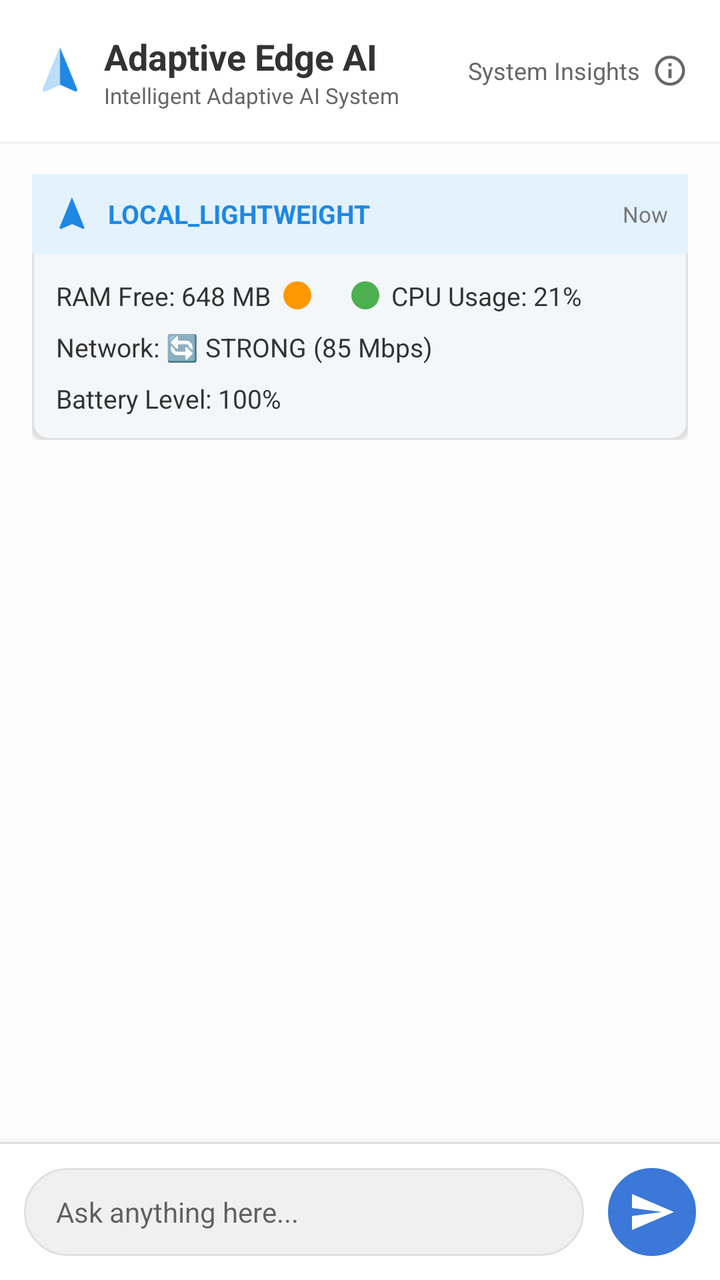
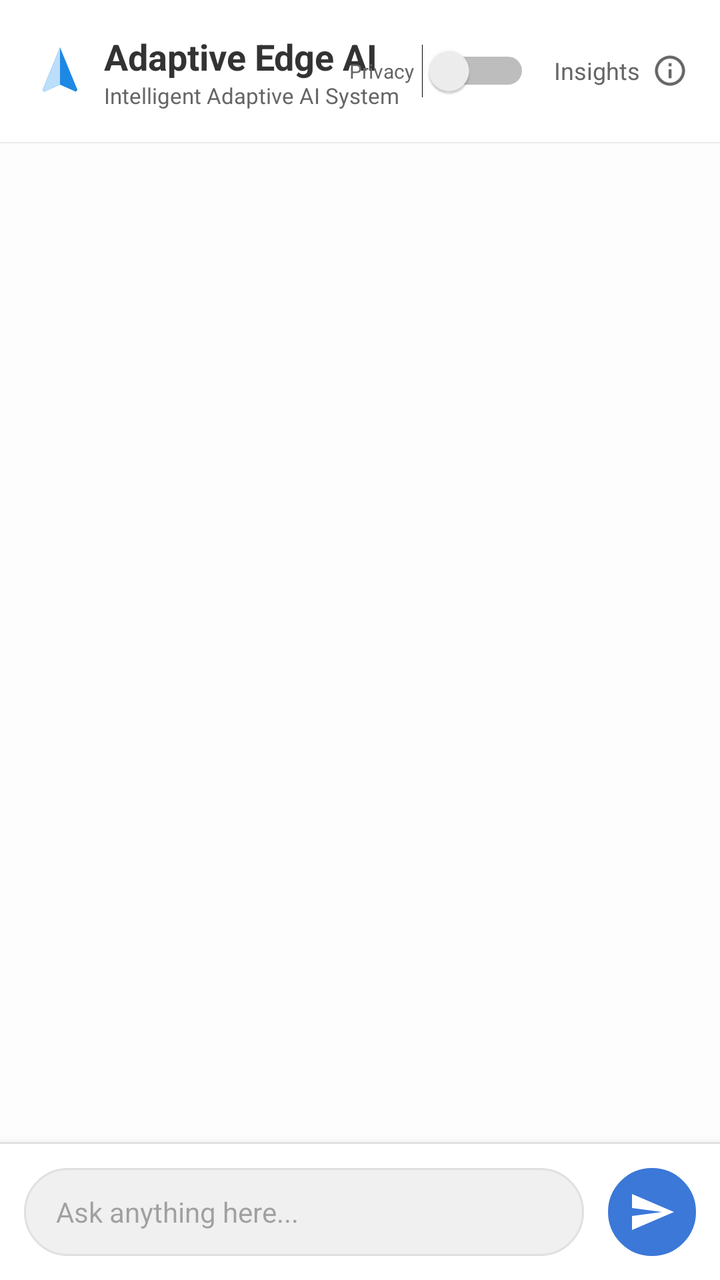

Before-and-after screenshots of an Android layout around one commit, followed by the original layout XML and the change that was made.
<!-- AndroidManifest.xml: application theme Theme.AppCompat.Light.NoActionBar -->
<!-- res/layout/activity_main.xml -->
<?xml version="1.0" encoding="utf-8"?>
<RelativeLayout xmlns:android="http://schemas.android.com/apk/res/android"
    xmlns:app="http://schemas.android.com/apk/res-auto"
    android:layout_width="match_parent"
    android:layout_height="match_parent"
    android:background="#FDFDFD">

    
    <RelativeLayout
        android:id="@+id/header"
        android:layout_width="match_parent"
        android:layout_height="wrap_content"
        android:background="@color/white"
        android:padding="16dp"
        android:elevation="1dp">

        <LinearLayout
            android:layout_width="wrap_content"
            android:layout_height="wrap_content"
            android:orientation="horizontal"
            android:gravity="center_vertical">

            <ImageView
                android:layout_width="28dp"
                android:layout_height="28dp"
                android:src="@drawable/ic_app_logo"
                android:layout_marginEnd="8dp"/>

            <LinearLayout
                android:layout_width="wrap_content"
                android:layout_height="wrap_content"
                android:orientation="vertical">
                <TextView
                    android:layout_width="wrap_content"
                    android:layout_height="wrap_content"
                    android:text="Adaptive Edge AI"
                    android:textColor="#333333"
                    android:textSize="18sp"
                    android:textStyle="bold" />
                <TextView
                    android:layout_width="wrap_content"
                    android:layout_height="wrap_content"
                    android:text="Intelligent Adaptive AI System"
                    android:textColor="#666666"
                    android:textSize="11sp" />
            </LinearLayout>
        </LinearLayout>

        <LinearLayout
            android:id="@+id/insightsToggle"
            android:layout_width="wrap_content"
            android:layout_height="wrap_content"
            android:layout_alignParentEnd="true"
            android:layout_centerVertical="true"
            android:orientation="horizontal"
            android:gravity="center_vertical"
            android:clickable="true"
            android:focusable="true"
            android:background="?attr/selectableItemBackground">
            <TextView
                android:id="@+id/insightsToggleText"
                android:layout_width="wrap_content"
                android:layout_height="wrap_content"
                android:text="System Insights"
                android:textSize="12sp"
                android:textColor="#666666"
                android:layout_marginEnd="6dp"/>
            <ImageView
                android:id="@+id/insightsInfoIcon"
                android:layout_width="18dp"
                android:layout_height="18dp"
                android:src="@drawable/ic_ai_small"
                app:tint="#666666" />
        </LinearLayout>
    </RelativeLayout>

    
    <LinearLayout
        android:id="@+id/insightsContainer"
        android:layout_width="match_parent"
        android:layout_height="wrap_content"
        android:layout_below="@id/header"
        android:orientation="vertical"
        android:padding="16dp"
        android:visibility="visible">

        <LinearLayout
            android:layout_width="match_parent"
            android:layout_height="wrap_content"
            android:background="@drawable/card_insights"
            android:orientation="vertical"
            android:elevation="2dp">

            <RelativeLayout
                android:layout_width="match_parent"
                android:layout_height="wrap_content"
                android:background="#E3F2FD"
                android:padding="10dp">
                <ImageView
                    android:layout_width="20dp"
                    android:layout_height="20dp"
                    android:src="@drawable/ic_app_logo"
                    app:tint="@color/accent_blue" />
                <TextView
                    android:id="@+id/insightModeText"
                    android:layout_width="wrap_content"
                    android:layout_height="wrap_content"
                    android:layout_marginStart="28dp"
                    android:layout_centerVertical="true"
                    android:text="LOCAL_LIGHTWEIGHT"
                    android:textColor="@color/accent_blue"
                    android:textStyle="bold"
                    android:textSize="13sp" />
                <TextView
                    android:layout_width="wrap_content"
                    android:layout_height="wrap_content"
                    android:layout_alignParentEnd="true"
                    android:layout_centerVertical="true"
                    android:text="Now"
                    android:textColor="#777777"
                    android:textSize="11sp" />
            </RelativeLayout>

            <LinearLayout
                android:layout_width="match_parent"
                android:layout_height="wrap_content"
                android:orientation="vertical"
                android:padding="12dp">

                <LinearLayout
                    android:layout_width="match_parent"
                    android:layout_height="wrap_content"
                    android:orientation="horizontal"
                    android:gravity="center_vertical">
                    <TextView
                        android:id="@+id/ramLabel"
                        android:layout_width="wrap_content"
                        android:layout_height="wrap_content"
                        android:text="RAM Free: 648 MB"
                        android:textColor="#333333"
                        android:textSize="13sp" />
                    <ImageView
                        android:id="@+id/ramIndicator"
                        android:layout_width="14dp"
                        android:layout_height="14dp"
                        android:layout_marginStart="6dp"
                        android:src="@drawable/dot_orange" />

                    <View android:layout_width="20dp" android:layout_height="1dp" />

                    <ImageView
                        android:id="@+id/cpuIndicator"
                        android:layout_width="14dp"
                        android:layout_height="14dp"
                        android:layout_marginEnd="6dp"
                        android:src="@drawable/dot_green" />
                    <TextView
                        android:id="@+id/cpuLabel"
                        android:layout_width="wrap_content"
                        android:layout_height="wrap_content"
                        android:text="CPU Usage: 21%"
                        android:textColor="#333333"
                        android:textSize="13sp" />
                </LinearLayout>

                <TextView
                    android:id="@+id/networkLabel"
                    android:layout_width="wrap_content"
                    android:layout_height="wrap_content"
                    android:layout_marginTop="8dp"
                    android:text="Network: 🔄 STRONG (85 Mbps)"
                    android:textColor="#333333"
                    android:textSize="13sp" />

                <TextView
                    android:id="@+id/batteryLabel"
                    android:layout_width="wrap_content"
                    android:layout_height="wrap_content"
                    android:layout_marginTop="8dp"
                    android:text="Battery Level: 100%"
                    android:textColor="#333333"
                    android:textSize="13sp" />
            </LinearLayout>
        </LinearLayout>
    </LinearLayout>

    
    <ScrollView
        android:id="@+id/chatScrollView"
        android:layout_width="match_parent"
        android:layout_height="match_parent"
        android:layout_below="@id/insightsContainer"
        android:layout_above="@+id/inputArea"
        android:clipToPadding="false"
        android:padding="16dp">

        <LinearLayout
            android:id="@+id/chatContainer"
            android:layout_width="match_parent"
            android:layout_height="wrap_content"
            android:orientation="vertical">

            
            <LinearLayout
                android:id="@+id/thinkingIndicator"
                android:layout_width="wrap_content"
                android:layout_height="wrap_content"
                android:background="@drawable/bubble_ai"
                android:padding="12dp"
                android:visibility="gone"
                android:layout_marginBottom="16dp">
                <TextView
                    android:id="@+id/thinkingText"
                    android:layout_width="wrap_content"
                    android:layout_height="wrap_content"
                    android:text="Thinking..."
                    android:textColor="#666666"
                    android:textSize="14sp" />
            </LinearLayout>
        </LinearLayout>
    </ScrollView>

    
    <LinearLayout
        android:id="@+id/inputArea"
        android:layout_width="match_parent"
        android:layout_height="wrap_content"
        android:layout_alignParentBottom="true"
        android:background="@color/white"
        android:orientation="vertical"
        android:elevation="8dp">

        <View android:layout_width="match_parent" android:layout_height="1dp" android:background="#E0E0E0" />

        <LinearLayout
            android:layout_width="match_parent"
            android:layout_height="wrap_content"
            android:padding="12dp"
            android:orientation="horizontal"
            android:gravity="center_vertical">
            <EditText
                android:id="@+id/messageInput"
                android:layout_width="0dp"
                android:layout_height="44dp"
                android:layout_weight="1"
                android:background="@drawable/input_bg"
                android:hint="Ask anything here..."
                android:paddingStart="16dp"
                android:paddingEnd="16dp"
                android:textSize="14sp"
                android:inputType="textShortMessage" />

            <ImageButton
                android:id="@+id/sendButton"
                android:layout_width="44dp"
                android:layout_height="44dp"
                android:layout_marginStart="12dp"
                android:background="@drawable/input_bg"
                android:backgroundTint="@color/btn_blue"
                android:src="@drawable/ic_send"
                app:tint="@color/white" />
        </LinearLayout>
    </LinearLayout>

</RelativeLayout>
<!-- resources referenced by this layout -->
<resources>
  <color name="accent_blue">#1E88E5</color>
  <color name="btn_blue">#3B78D8</color>
  <color name="white">#FFFFFFFF</color>
  <!-- drawable bubble_ai (drawable) -->
  <?xml version="1.0" encoding="utf-8"?>
  <shape xmlns:android="http://schemas.android.com/apk/res/android">
      <solid android:color="@color/white" />
      <stroke android:width="1dp" android:color="@color/bubble_border" />
      <corners
          android:topLeftRadius="16dp"
          android:topRightRadius="16dp"
          android:bottomLeftRadius="4dp"
          android:bottomRightRadius="16dp" />
  </shape>
  <!-- drawable card_insights (drawable) -->
  <?xml version="1.0" encoding="utf-8"?>
  <shape xmlns:android="http://schemas.android.com/apk/res/android">
      <solid android:color="@color/insights_bg" />
      <stroke android:width="1dp" android:color="@color/bubble_border" />
      <corners android:radius="8dp" />
  </shape>
  <!-- drawable dot_green (drawable) -->
  <?xml version="1.0" encoding="utf-8"?>
  <shape xmlns:android="http://schemas.android.com/apk/res/android"
      android:shape="oval">
      <solid android:color="@color/status_green" />
      <size android:width="12dp" android:height="12dp" />
  </shape>
  <!-- drawable dot_orange (drawable) -->
  <?xml version="1.0" encoding="utf-8"?>
  <shape xmlns:android="http://schemas.android.com/apk/res/android"
      android:shape="oval">
      <solid android:color="@color/status_orange" />
      <size android:width="12dp" android:height="12dp" />
  </shape>
  <!-- drawable ic_ai_small (drawable) -->
  <?xml version="1.0" encoding="utf-8"?>
  <vector xmlns:android="http://schemas.android.com/apk/res/android"
      android:width="24dp"
      android:height="24dp"
      android:viewportWidth="24"
      android:viewportHeight="24">
      <path
          android:fillColor="#1E88E5"
          android:pathData="M12,2C6.48,2 2,6.48 2,12s4.48,10 10,10 10,-4.48 10,-10S17.52,2 12,2zM12,20c-4.41,0 -8,-3.59 -8,-8s3.59,-8 8,-8 8,3.59 8,8 -3.59,8 -8,8zM11,7h2v2h-2zM11,11h2v6h-2z" />
  </vector>
  <!-- drawable ic_app_logo (drawable) -->
  <?xml version="1.0" encoding="utf-8"?>
  <vector xmlns:android="http://schemas.android.com/apk/res/android"
      android:width="24dp"
      android:height="24dp"
      android:viewportWidth="24"
      android:viewportHeight="24">
      <path
          android:fillColor="#1E88E5"
          android:pathData="M12,2L4.5,20.29L5.21,21L12,18L18.79,21L19.5,20.29L12,2Z" />
      <path
          android:fillColor="#BBDEFB"
          android:pathData="M12,2L4.5,20.29L5.21,21L12,18L12,2Z" />
  </vector>
  <!-- drawable ic_send (drawable) -->
  <?xml version="1.0" encoding="utf-8"?>
  <vector xmlns:android="http://schemas.android.com/apk/res/android"
      android:width="24dp"
      android:height="24dp"
      android:viewportWidth="24"
      android:viewportHeight="24">
      <path
          android:fillColor="@color/white"
          android:pathData="M2.01,21L23,12 2.01,3 2,10l15,2 -15,2z" />
  </vector>
  <!-- drawable input_bg (drawable) -->
  <?xml version="1.0" encoding="utf-8"?>
  <shape xmlns:android="http://schemas.android.com/apk/res/android">
      <solid android:color="#F0F0F0" />
      <corners android:radius="24dp" />
      <stroke android:width="1dp" android:color="#E0E0E0" />
  </shape>
  <color name="bubble_border">#E0E0E0</color>
  <color name="insights_bg">#F4F7F9</color>
  <color name="status_green">#4CAF50</color>
  <color name="status_orange">#FF9800</color>
</resources>

<!-- the commit's change to res/layout/activity_main.xml (unified diff, before → after) -->
@@ -47,30 +47,52 @@
         </LinearLayout>
 
         <LinearLayout
-            android:id="@+id/insightsToggle"
             android:layout_width="wrap_content"
             android:layout_height="wrap_content"
             android:layout_alignParentEnd="true"
             android:layout_centerVertical="true"
             android:orientation="horizontal"
-            android:gravity="center_vertical"
-            android:clickable="true"
-            android:focusable="true"
-            android:background="?attr/selectableItemBackground">
+            android:gravity="center_vertical">
+
             <TextView
-                android:id="@+id/insightsToggleText"
-                android:layout_width="wrap_content"
-                android:layout_height="wrap_content"
-                android:text="System Insights"
-                android:textSize="12sp"
+                android:layout_width="wrap_content"
+                android:layout_height="wrap_content"
+                android:text="Privacy"
+                android:textSize="10sp"
                 android:textColor="#666666"
-                android:layout_marginEnd="6dp"/>
-            <ImageView
-                android:id="@+id/insightsInfoIcon"
-                android:layout_width="18dp"
-                android:layout_height="18dp"
-                android:src="@drawable/ic_ai_small"
-                app:tint="#666666" />
+                android:layout_marginEnd="4dp"/>
+
+            <Switch
+                android:id="@+id/privacyModeToggle"
+                android:layout_width="wrap_content"
+                android:layout_height="wrap_content"
+                android:layout_marginEnd="12dp"
+                android:checked="false" />
+
+            <LinearLayout
+                android:id="@+id/insightsToggle"
+                android:layout_width="wrap_content"
+                android:layout_height="wrap_content"
+                android:orientation="horizontal"
+                android:gravity="center_vertical"
+                android:clickable="true"
+                android:focusable="true"
+                android:background="?attr/selectableItemBackground">
+                <TextView
+                    android:id="@+id/insightsToggleText"
+                    android:layout_width="wrap_content"
+                    android:layout_height="wrap_content"
+                    android:text="Insights"
+                    android:textSize="12sp"
+                    android:textColor="#666666"
+                    android:layout_marginEnd="6dp"/>
+                <ImageView
+                    android:id="@+id/insightsInfoIcon"
+                    android:layout_width="18dp"
+                    android:layout_height="18dp"
+                    android:src="@drawable/ic_ai_small"
+                    app:tint="#666666" />
+            </LinearLayout>
         </LinearLayout>
     </RelativeLayout>
 
@@ -82,7 +104,7 @@
         android:layout_below="@id/header"
         android:orientation="vertical"
         android:padding="16dp"
-        android:visibility="visible">
+        android:visibility="gone">
 
         <LinearLayout
             android:layout_width="match_parent"
@@ -107,7 +129,7 @@
                     android:layout_height="wrap_content"
                     android:layout_marginStart="28dp"
                     android:layout_centerVertical="true"
-                    android:text="LOCAL_LIGHTWEIGHT"
+                    android:text="LOCAL"
                     android:textColor="@color/accent_blue"
                     android:textStyle="bold"
                     android:textSize="13sp" />
@@ -116,7 +138,7 @@
                     android:layout_height="wrap_content"
                     android:layout_alignParentEnd="true"
                     android:layout_centerVertical="true"
-                    android:text="Now"
+                    android:text="Live"
                     android:textColor="#777777"
                     android:textSize="11sp" />
             </RelativeLayout>
@@ -136,7 +158,7 @@
                         android:id="@+id/ramLabel"
                         android:layout_width="wrap_content"
                         android:layout_height="wrap_content"
-                        android:text="RAM Free: 648 MB"
+                        android:text="RAM Free: Calculating..."
                         android:textColor="#333333"
                         android:textSize="13sp" />
                     <ImageView
@@ -158,7 +180,7 @@
                         android:id="@+id/cpuLabel"
                         android:layout_width="wrap_content"
                         android:layout_height="wrap_content"
-                        android:text="CPU Usage: 21%"
+                        android:text="CPU Usage: Calculating..."
                         android:textColor="#333333"
                         android:textSize="13sp" />
                 </LinearLayout>
@@ -168,7 +190,7 @@
                     android:layout_width="wrap_content"
                     android:layout_height="wrap_content"
                     android:layout_marginTop="8dp"
-                    android:text="Network: 🔄 STRONG (85 Mbps)"
+                    android:text="Network: Calculating..."
                     android:textColor="#333333"
                     android:textSize="13sp" />
 
@@ -177,7 +199,7 @@
                     android:layout_width="wrap_content"
                     android:layout_height="wrap_content"
                     android:layout_marginTop="8dp"
-                    android:text="Battery Level: 100%"
+                    android:text="Battery Level: Calculating..."
                     android:textColor="#333333"
                     android:textSize="13sp" />
             </LinearLayout>
@@ -200,7 +222,6 @@
             android:layout_height="wrap_content"
             android:orientation="vertical">
 
-            
             <LinearLayout
                 android:id="@+id/thinkingIndicator"
                 android:layout_width="wrap_content"
<!-- resource entries referenced after the edit -->
@@ -78,6 +78,15 @@
       <corners android:radius="24dp" />
       <stroke android:width="1dp" android:color="#E0E0E0" />
   </shape>
+  <style name="Theme.DynamicEdgeAI" parent="Theme.Material3.DayNight.NoActionBar">
+          
+          <item name="colorPrimary">@color/btn_blue</item>
+          <item name="colorOnPrimary">@color/white</item>
+          <item name="colorSecondary">@color/accent_blue</item>
+          <item name="colorOnSecondary">@color/white</item>
+          <item name="android:statusBarColor">@color/white</item>
+          <item name="android:windowLightStatusBar">true</item>
+      </style>
   <color name="bubble_border">#E0E0E0</color>
   <color name="insights_bg">#F4F7F9</color>
   <color name="status_green">#4CAF50</color>
